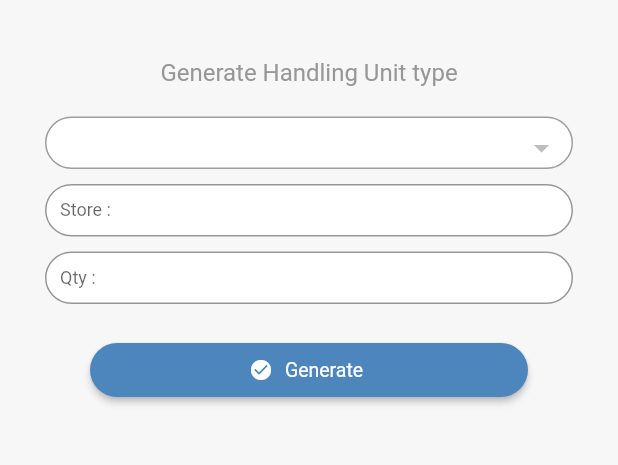
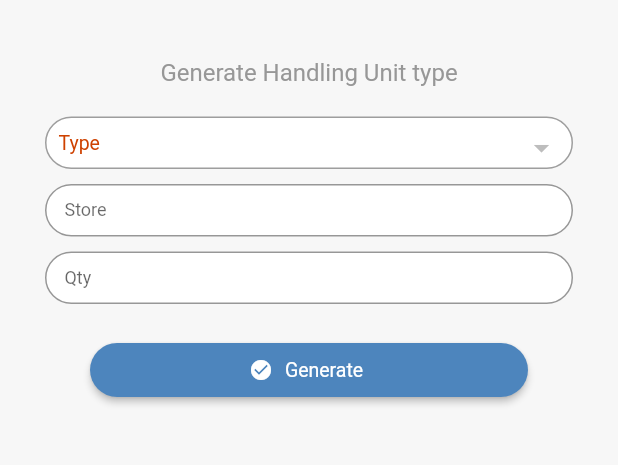
Before and after one commit to narongwi/WMS-BigC, a Flutter app: the GenEmptyScreen screen opened directly, after a tap on "Generate", on a phone screen of 412 x 824 dp, the part 56-521 px from its top. Run offline on Flutter 3.47's test engine with Material 2 defaults, Android fonts, the phone set to English and light mode, and no system bars; our stand-ins replace fluttertoast, open_file, package_info, permission_handler, progress_dialog, shared_preferences and 1 more; accounts and stored records are empty; project files that could hold a hidden picture were left out.

Commit message:
fix distribution full pallet issue

```diff
--- a/snaps.wms.pda/PDA/lib/screens/distribution/genempty_screen.dart
+++ b/snaps.wms.pda/PDA/lib/screens/distribution/genempty_screen.dart
@@ -184,6 +184,16 @@ class _GenEmptyScreen extends State<GenEmptyScreen> {
                       color: Colors.white,
                       border: Border.all(width: 1, color: Colors.grey),
                     ),
+                    child: Row(
+                      children: [
+                        SizedBox(
+                          width: 45,
+                          child: Text(
+                            "Type  ",
+                            style: TextStyle(color: dangerColor, fontSize: 13),
+                          ),
+                        ),
+                        Expanded(
                           child: DropdownButton(
                             isExpanded: true,
                             isDense: true,
@@ -191,11 +201,11 @@ class _GenEmptyScreen extends State<GenEmptyScreen> {
                             value: hutypeSelect,
                             items: hutype
                                 .map((el) => DropdownMenuItem(
+                                    child: Padding(
+                                      padding: EdgeInsets.only(left: 0),
                                       child: Text(
                                         el.huno,
-                                style: TextStyle(
-                                  fontSize: 13,
-                                  color: dangerColor,
+                                        style: TextStyle(fontSize: 13),
                                       ),
                                     ),
                                     value: el.huno))
@@ -209,13 +219,15 @@ class _GenEmptyScreen extends State<GenEmptyScreen> {
                         ),
                       ],
                     ),
+                  ),
+                ],
+              ),
               SizedBox(height: 10),
               TextField(
                 controller: storeController,
                 decoration: Txtheme.deco(
                     // icon: Icons.store,
-                  label: "Store : ",
-                ),
+                    label: " Store  "),
               ),
               SizedBox(height: 10),
               TextField(
@@ -223,7 +235,7 @@ class _GenEmptyScreen extends State<GenEmptyScreen> {
                 keyboardType: TextInputType.number,
                 decoration: Txtheme.deco(
                   // icon: Icons.book_online,
-                  label: "Qty : ",
+                  label: " Qty     ",
                 ),
               ),
               SizedBox(height: 20),
--- a/snaps.wms.pda/PDA/lib/screens/distribution/models/prepdistribute_model.dart
+++ b/snaps.wms.pda/PDA/lib/screens/distribution/models/prepdistribute_model.dart
@@ -349,9 +349,11 @@ class DistrbLine {
   int qtyskuops;
   String prepno;
   int prepln;
+  String preptypeops;
+  int preplineops;
 
-  DistrbLine(
-      {this.huno,
+  DistrbLine({
+    this.huno,
     this.hunosource,
     this.loczone,
     this.loccode,
@@ -402,7 +404,10 @@ class DistrbLine {
     this.unitname,
     this.qtyskuops,
     this.prepno,
-      this.prepln});
+    this.prepln,
+    this.preptypeops,
+    this.preplineops,
+  });
 
   DistrbLine.fromJson(Map<String, dynamic> json) {
     huno = json['huno'];
@@ -457,6 +462,8 @@ class DistrbLine {
     qtyskuops = json['qtyskuops'];
     prepno = json['prepno'];
     prepln = json['prepln'];
+    preptypeops = json['preptypeops'];
+    preplineops = json['preplineops'];
   }
 
   Map<String, dynamic> toJson() {
@@ -513,6 +520,8 @@ class DistrbLine {
     data['qtyskuops'] = this.qtyskuops;
     data['prepno'] = this.prepno;
     data['prepln'] = this.prepln;
+    data['preptypeops'] = this.preptypeops;
+    data['preplineops'] = this.preplineops;
     return data;
   }
 }
--- a/snaps.wms.pda/PDA/pubspec.yaml
+++ b/snaps.wms.pda/PDA/pubspec.yaml
@@ -15,7 +15,7 @@ publish_to: 'none' # Remove this line if you wish to publish to pub.dev
 # In iOS, build-name is used as CFBundleShortVersionString while build-number used as CFBundleVersion.
 # Read more about iOS versioning at
 # https://developer.apple.com/library/archive/documentation/General/Reference/InfoPlistKeyReference/Articles/CoreFoundationKeys.html
-version: 1.0.4+1
+version: 1.0.5+1
 
 environment:
   sdk: ">=2.7.0 <3.0.0"
```
Also changed, not shown: snaps.wms.pda/PDA/lib/screens/distribution/distribute_screen.dart (+33 -21 lines), 5 other files. Lines whose indentation alone changed are shown as unchanged.
